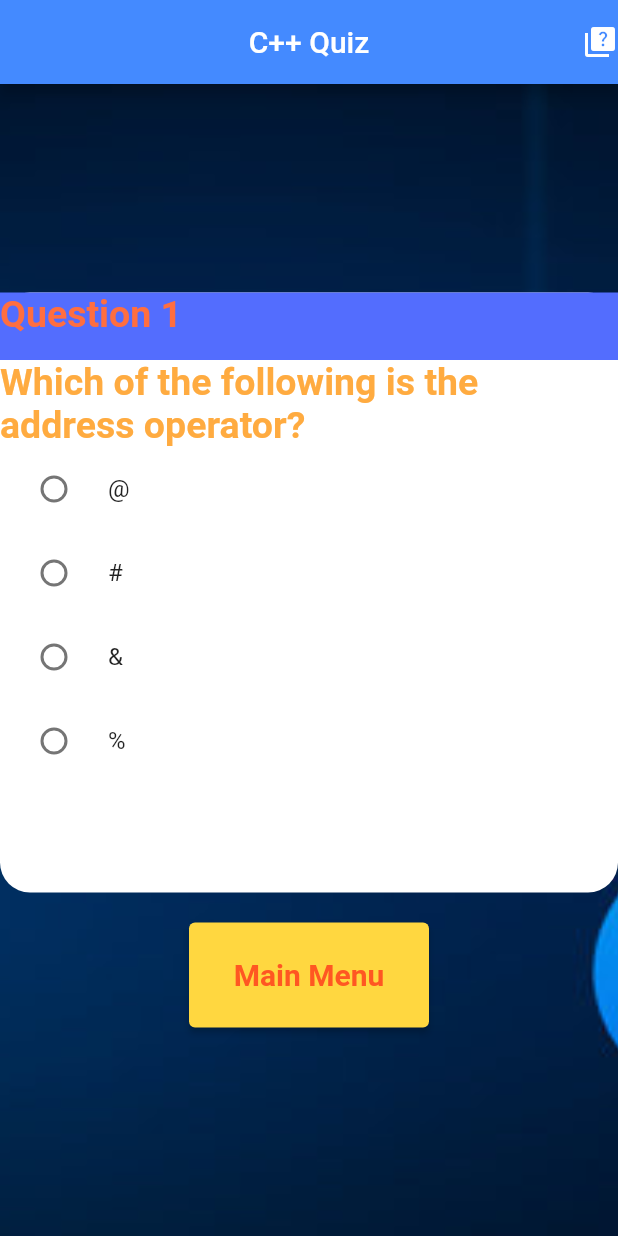
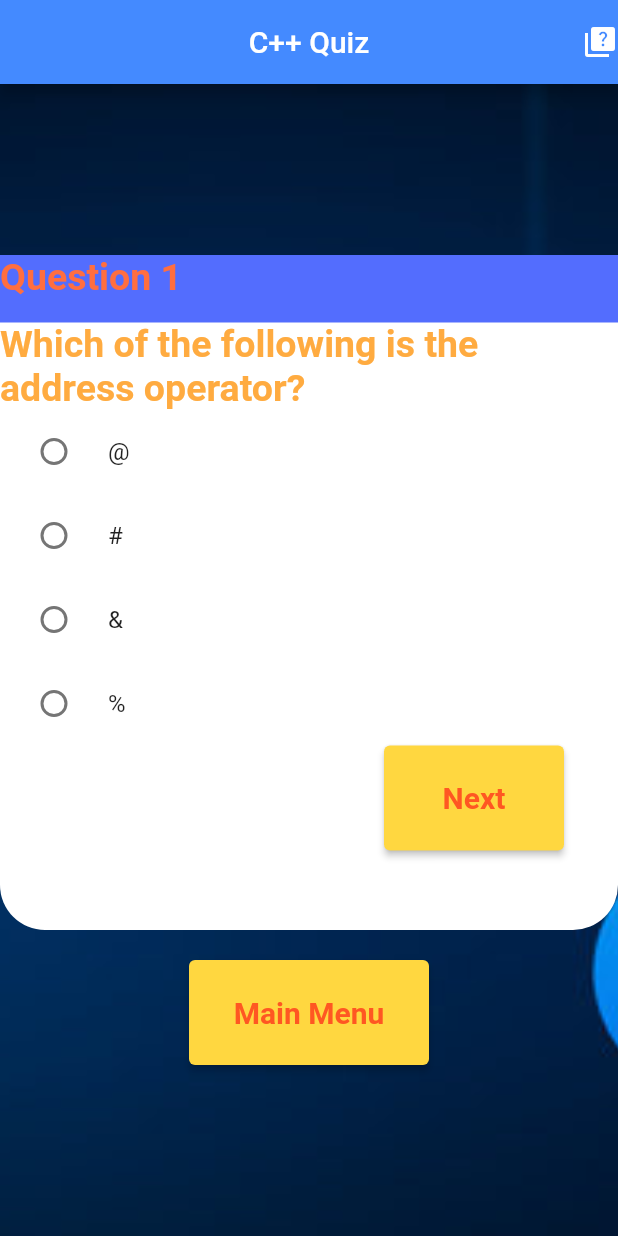
Before and after one commit to abdullah517/5-subjects-quiz-app, a Flutter app: the screen it shows after launch, after a tap on "C++ Quiz", on a phone screen of 412 x 824 dp. Run offline on Flutter 3.47's test engine with Material 2 defaults, Android fonts, the phone set to English and light mode, and no system bars; our stand-ins replace flutter_phoenix.

Commit message:
3rd commit

```diff
--- a/lib/QuestionCard.dart
+++ b/lib/QuestionCard.dart
@@ -26,10 +26,10 @@ class QACARD extends StatelessWidget {
   @override
   Widget build(BuildContext context) {
     return Container(
-      height: 400,
+      height: 450,
       width: 600,
       decoration: BoxDecoration(
-          borderRadius: BorderRadius.all(Radius.circular(20.0)),
+          borderRadius: BorderRadius.all(Radius.circular(30.0)),
           color: Colors.white),
       child: Column(
         children: [
@@ -72,7 +72,7 @@ class QACARD extends StatelessWidget {
           ],
           makebtn == true
               ? Padding(
-                  padding: const EdgeInsets.fromLTRB(450, 20, 0, 0),
+                  padding: const EdgeInsets.fromLTRB(220, 0, 0, 0),
                   child: createbutton(func: changeindex, text: text),
                 )
               : newlist[questionindex] == list1[questionindex]['correctanswer']
--- a/lib/Resultscreen.dart
+++ b/lib/Resultscreen.dart
@@ -2,7 +2,6 @@ import 'package:flutter/material.dart';
 import 'package:flutter_phoenix/flutter_phoenix.dart';
 import 'package:multiple_subjects_quiz_app/QuestionCard.dart';
 import 'package:multiple_subjects_quiz_app/buttons.dart';
-import 'package:multiple_subjects_quiz_app/main.dart';
 import 'Quiz.dart';
 
 class Result extends StatelessWidget {
@@ -50,7 +49,7 @@ class Result extends StatelessWidget {
         ),
         child: Center(
             child: SizedBox(
-          width: MediaQuery.of(context).size.width * .3,
+          width: MediaQuery.of(context).size.width * .9,
           height: double.infinity,
           child: ListView(
             physics: const AlwaysScrollableScrollPhysics(), // new
--- a/lib/main.dart
+++ b/lib/main.dart
@@ -72,7 +72,7 @@ class Homepage extends StatelessWidget {
         ),
         child: Center(
           child: SizedBox(
-            width: MediaQuery.of(context).size.width * .4,
+            width: MediaQuery.of(context).size.width * .5,
             child: ListView.separated(
                 itemBuilder: (context, index) {
                   if (index == 0) {
```
